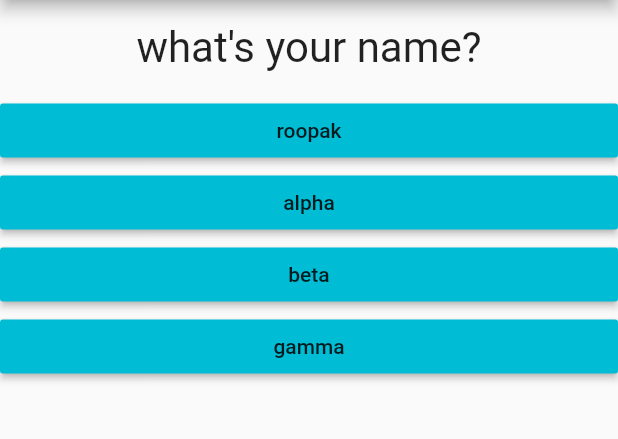
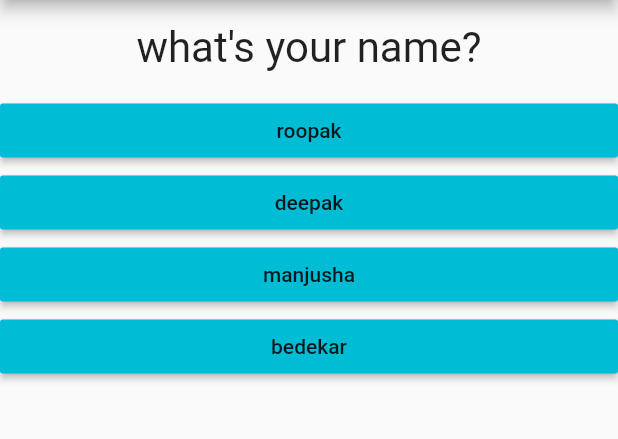
Before and after one commit to roopak99/flutter-quizzer, a Flutter app: the screen it shows after launch, after a tap on "simple food", after a tap on "alpha", on a phone screen of 412 x 824 dp, the part 84-523 px from its top. Run offline on Flutter 3.47's test engine with Material 2 defaults, Android fonts, the phone set to English and light mode, and no system bars.

Commit message:
minor fixes

```diff
--- a/lib/main.dart
+++ b/lib/main.dart
@@ -38,9 +38,9 @@ class MyAppState extends State<MyApp> {
       'questionText': 'what\'s your name?',
       'answers': [
         'roopak',
-        'alpha',
-        'beta',
-        'gamma',
+        'deepak',
+        'manjusha',
+        'bedekar',
       ]
     },
   ];
```
